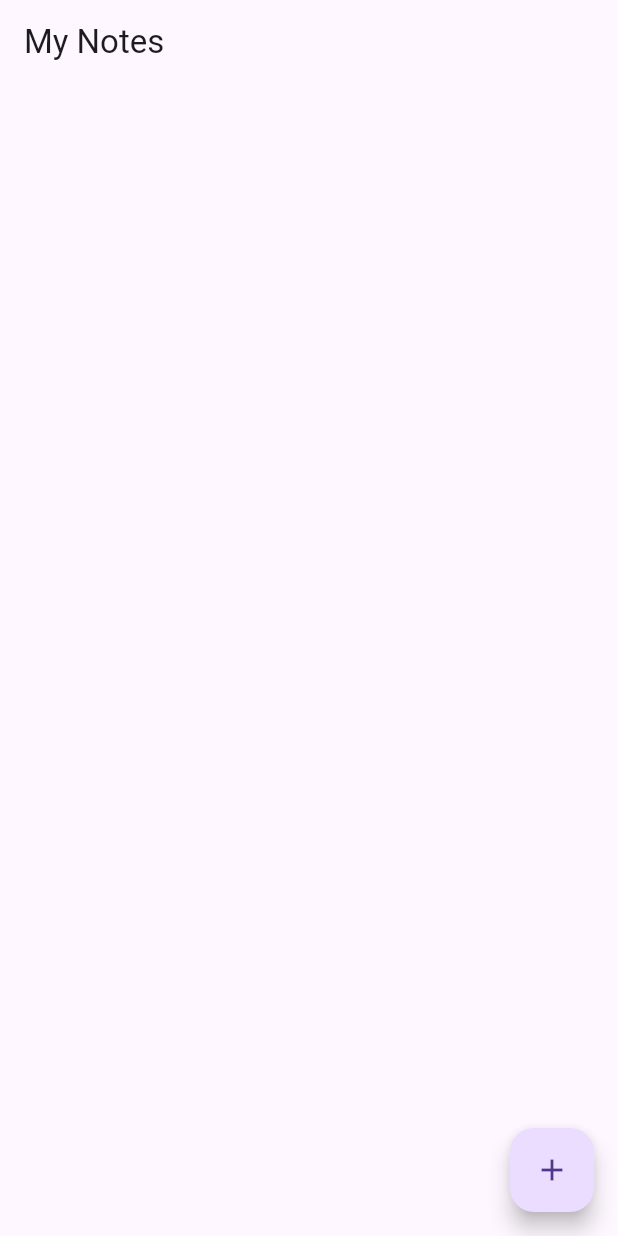
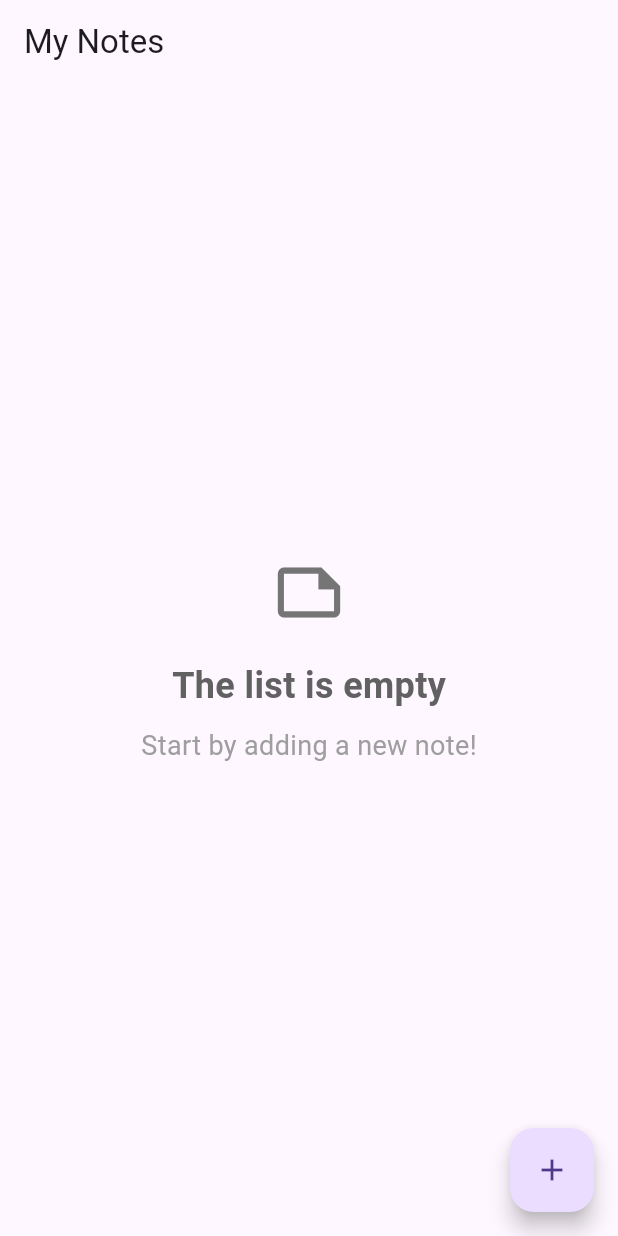
Before and after one commit to Omkarnirala/Flutter_My_Notes, a Flutter app: the screen it shows after launch, on a phone screen of 412 x 824 dp. Run offline on Flutter 3.47's test engine with Material 3 defaults, Android fonts, the light colour scheme and no system bars; our stand-ins replace cloud_firestore, firebase_core; accounts and stored records are empty.

Commit message:
improved home screen UI for empty list

```diff
--- a/lib/main.dart
+++ b/lib/main.dart
@@ -51,10 +51,43 @@ class _NoteListScreenState extends State<NoteListScreen> {
             return const Center(child: CircularProgressIndicator());
           }
           var notes = snapshot.data;
+          if (notes!.isEmpty) {
+            // Enhanced styling for the empty list message
+            return Center(
+              child: Column(
+                mainAxisAlignment: MainAxisAlignment.center,
+                children:<Widget>[
+                  Icon(
+                    Icons.note_outlined, // Icon representing notes
+                    size: 50,
+                    color: Colors.grey[600],
+                  ),
+                  const SizedBox(height: 20), // Space between icon and text
+                  Text(
+                    'The list is empty',
+                    style: TextStyle(
+                      fontSize: 24,
+                      fontWeight: FontWeight.bold,
+                      color: Colors.grey[700],
+                    ),
+                  ),
+                  const SizedBox(height: 10),
+                  const Text(
+                    'Start by adding a new note!',
+                    style: TextStyle(
+                      fontSize: 18,
+                      color: Colors.grey,
+                    ),
+                  ),
+                ],
+              ),
+            );
+          }
+
           return ListView.builder(
-            itemCount: notes?.length ?? 0,
+            itemCount: notes.length,
             itemBuilder: (context, index) {
-              var note = notes![index];
+              var note = notes[index];
               return Container(
                 color: index % 2 == 0 ? Colors.white : Colors.grey[200],
                 // Alternating colors
```
